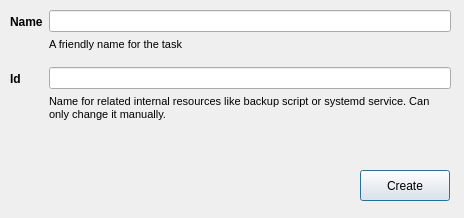
This is App/newbackuptaskdialog.ui in otsakir/lisa-backup as Qt 5 draws it before an edit. The edited form follows.
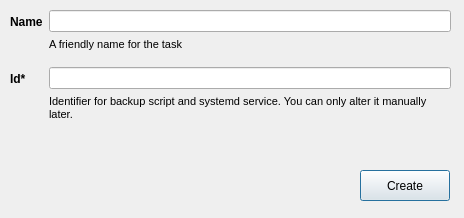
This is the edited form.

Commit message: sanitize backup task name in 'new' dialog - ref #8

```diff
--- a/App/newbackuptaskdialog.ui
+++ b/App/newbackuptaskdialog.ui
@@ -26,7 +26,7 @@
     <string>Create</string>
    </property>
   </widget>
-  <widget class="QWidget" name="">
+  <widget class="QWidget" name="layoutWidget">
    <property name="geometry">
     <rect>
      <x>10</x>
@@ -86,7 +86,7 @@
        </font>
       </property>
       <property name="text">
-       <string>Id</string>
+       <string>Id*</string>
       </property>
      </widget>
     </item>
@@ -113,7 +113,7 @@
          </font>
         </property>
         <property name="text">
-         <string>Name for related internal resources like backup script or systemd service. Can only change it manually.</string>
+         <string>Identifier for backup script and systemd service. You can only alter it manually later.</string>
         </property>
         <property name="wordWrap">
          <bool>true</bool>
```
Left out of the diff: 3 changed lines with no effect on the pictures. The commit also changes 3 other files.
